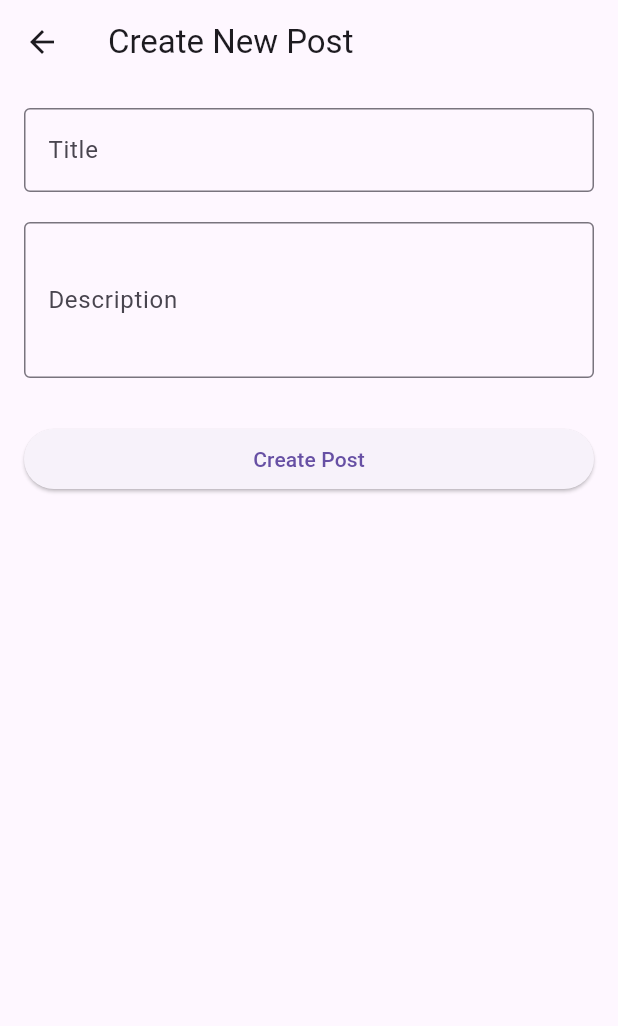
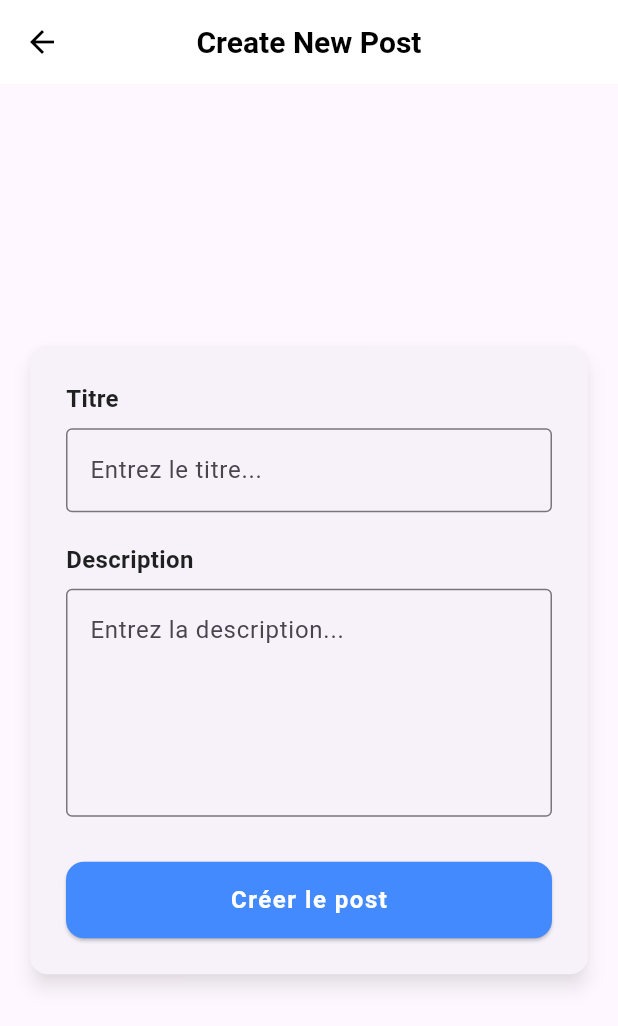
Before and after one commit to LucasParchap/tpflutterposts, a Flutter app: the CreatePostScreen screen opened by its route, on a phone screen of 412 x 824 dp. Shown: the top 1026 px of the screen. Run offline on Flutter 3.47's test engine with Material 3 defaults, Android fonts, the phone set to English and light mode, and no system bars; our stand-ins replace flutter_bloc.

Commit message:
Update Design Last Commit

```diff
--- a/lib/screens/create_post_screen.dart
+++ b/lib/screens/create_post_screen.dart
@@ -34,51 +34,117 @@ class _CreatePostScreenState extends State<CreatePostScreen> {
     return Scaffold(
       appBar: AppBar(
         title: const Text('Create New Post'),
+        centerTitle: true,
+        backgroundColor: Colors.white,
+        elevation: 0,
+        iconTheme: const IconThemeData(color: Colors.black),
+        titleTextStyle: const TextStyle(
+          color: Colors.black,
+          fontSize: 20,
+          fontWeight: FontWeight.bold,
         ),
-      body: Padding(
+      ),
+      body: Center(
+        child: SingleChildScrollView(
+          child: Padding(
             padding: const EdgeInsets.all(16.0),
+            child: Card(
+              elevation: 5,
+              shadowColor: Colors.grey.withOpacity(0.3),
+              shape: RoundedRectangleBorder(
+                borderRadius: BorderRadius.circular(12.0),
+              ),
+              child: Padding(
+                padding: const EdgeInsets.all(24.0),
                 child: Form(
                   key: _formKey,
                   child: Column(
+                    mainAxisSize: MainAxisSize.min,
                     crossAxisAlignment: CrossAxisAlignment.start,
                     children: [
+                      // Champ titre
+                      const Text(
+                        'Titre',
+                        style: TextStyle(
+                          fontSize: 16,
+                          fontWeight: FontWeight.bold,
+                          color: Colors.black87,
+                        ),
+                      ),
+                      const SizedBox(height: 8),
                       TextFormField(
                         controller: _titleController,
+                        maxLength: 30,
                         decoration: const InputDecoration(
-                  labelText: 'Title',
                           border: OutlineInputBorder(),
+                          hintText: 'Entrez le titre...',
+                          counterText: "",
                         ),
                         validator: (value) {
                           if (value == null || value.trim().isEmpty) {
-                    return 'Title cannot be empty';
+                            return 'Le titre ne peut pas être vide';
+                          } else if (value.length > 30) {
+                            return 'Le titre ne doit pas dépasser 30 caractères';
                           }
                           return null;
                         },
                       ),
                       const SizedBox(height: 20),
+
+                      // Champ description
+                      const Text(
+                        'Description',
+                        style: TextStyle(
+                          fontSize: 16,
+                          fontWeight: FontWeight.bold,
+                          color: Colors.black87,
+                        ),
+                      ),
+                      const SizedBox(height: 8),
                       TextFormField(
                         controller: _descriptionController,
+                        maxLines: 5,
                         decoration: const InputDecoration(
-                  labelText: 'Description',
                           border: OutlineInputBorder(),
+                          hintText: 'Entrez la description...',
                         ),
-                maxLines: 3,
                         validator: (value) {
                           if (value == null || value.trim().isEmpty) {
-                    return 'Description cannot be empty';
+                            return 'La description ne peut pas être vide';
                           }
                           return null;
                         },
                       ),
                       const SizedBox(height: 30),
+
+                      // Bouton pour créer un post
                       SizedBox(
                         width: double.infinity,
                         child: ElevatedButton(
                           onPressed: _submitPost,
-                  child: const Text('Create Post'),
+                          style: ElevatedButton.styleFrom(
+                            backgroundColor: Colors.blueAccent,
+                            foregroundColor: Colors.white,
+                            padding: const EdgeInsets.symmetric(vertical: 14),
+                            shape: RoundedRectangleBorder(
+                              borderRadius: BorderRadius.circular(12.0),
+                            ),
+                          ),
+                          child: const Text(
+                            'Créer le post',
+                            style: TextStyle(
+                              fontSize: 16,
+                              fontWeight: FontWeight.bold,
+                              letterSpacing: 1.0,
+                            ),
+                          ),
                         ),
                       ),
                     ],
+                  ),
+                ),
+              ),
+            ),
           ),
         ),
       ),
--- a/lib/screens/posts_screen.dart
+++ b/lib/screens/posts_screen.dart
@@ -83,6 +83,7 @@ class PostsScreen extends StatelessWidget {
         onPressed: () {
           Navigator.pushNamed(context, '/createPost');
         },
+        backgroundColor: Colors.blueAccent,
         child: const Icon(Icons.add),
       ),
     );
@@ -102,7 +103,6 @@ class PostsScreen extends StatelessWidget {
             ),
             TextButton(
               onPressed: () {
-                // Envoie l'événement DeletePost
                 context.read<PostBloc>().add(DeletePost(postToDelete: post));
                 Navigator.of(dialogContext).pop();
               },
--- a/lib/shared/blocs/post_bloc.dart
+++ b/lib/shared/blocs/post_bloc.dart
@@ -55,8 +55,6 @@ class PostBloc extends Bloc<PostEvent, PostState> {
     emit(state.copyWith(status: PostStatus.loading));
 
     try {
-      await Future.delayed(const Duration(seconds: 3));
-
       final updatedPost = await postRepository.updatePost(event.updatedPost);
 
       final updatedPosts = state.posts.map((post) {
@@ -91,6 +89,4 @@ class PostBloc extends Bloc<PostEvent, PostState> {
       ));
     }
   }
-
-
 }
--- a/lib/shared/services/local_posts_data_source/fake_posts_data_source.dart
+++ b/lib/shared/services/local_posts_data_source/fake_posts_data_source.dart
@@ -30,7 +30,7 @@ class FakePostsDataSource extends PostsDataSource {
   }
   @override
   Future<Post> updatePost(Post updatedPost) async {
-    await Future.delayed(const Duration(seconds: 3));
+    await Future.delayed(const Duration(seconds: 1));
     final index = _mutablePosts.indexWhere((post) => post.id == updatedPost.id);
     if (index != -1) {
       _mutablePosts[index] = updatedPost;
@@ -42,5 +42,4 @@ class FakePostsDataSource extends PostsDataSource {
     await Future.delayed(const Duration(seconds: 1));
     _mutablePosts.removeWhere((post) => post.id == postToDelete.id);
   }
-
 }
```
Also changed, not shown: lib/screens/post_detail_screen.dart (+101 -36 lines). Lines whose indentation alone changed are shown as unchanged.
